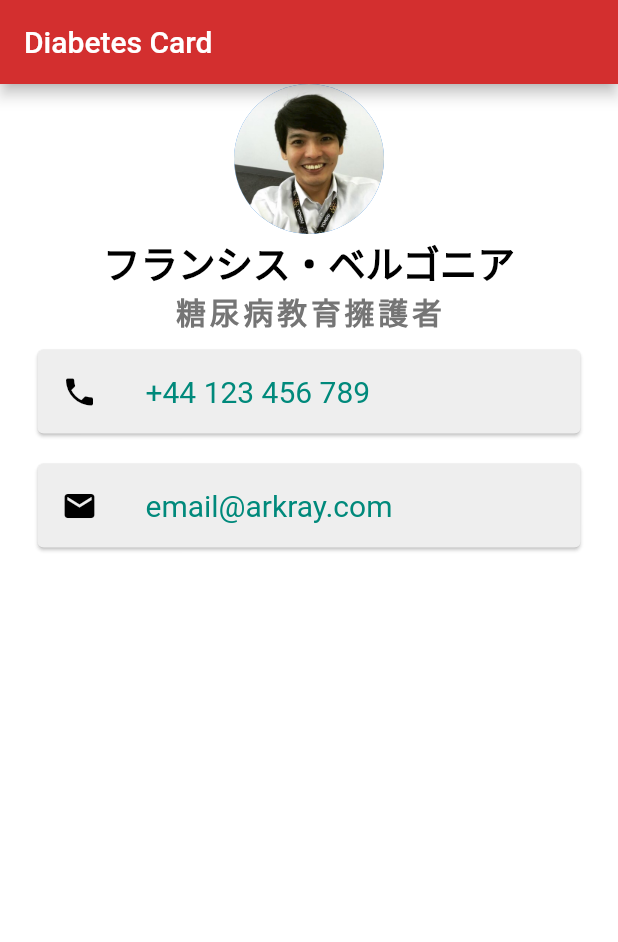
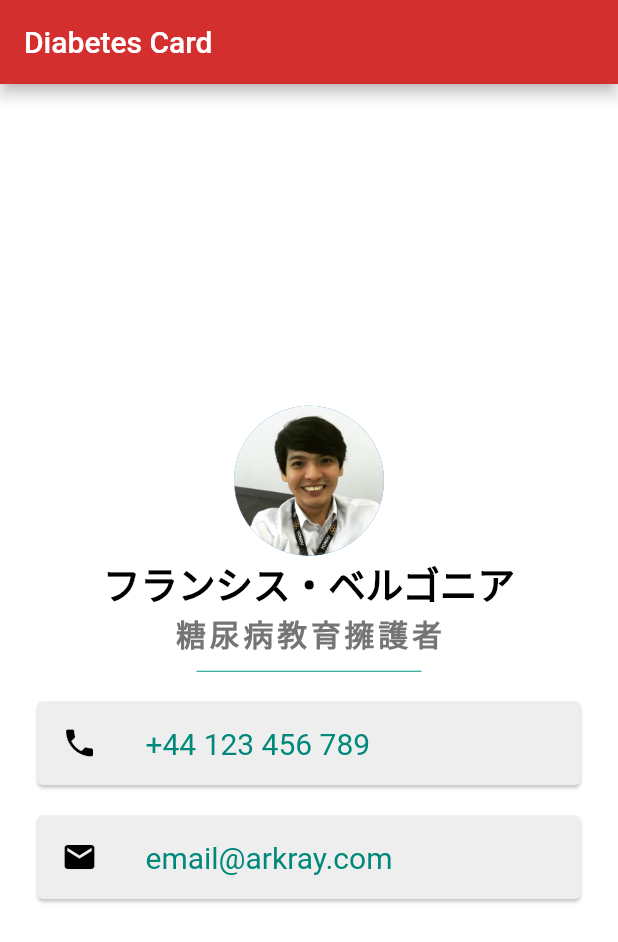
Before and after one commit to arkrayBergonia/Dart-Test, a Flutter app: the screen it shows after launch, on a phone screen of 412 x 824 dp. Shown: the top 942 px of the screen. Run offline on Flutter 3.47's test engine with Material 2 defaults, Android fonts, the phone set to English and light mode, and no system bars.

Commit message:
Basic UI complete

```diff
--- a/lib/main.dart
+++ b/lib/main.dart
@@ -16,6 +16,7 @@ class DiabetesCardApp extends StatelessWidget {
         backgroundColor: Colors.white,
         body: SafeArea(
             child: Column(
+          mainAxisAlignment: MainAxisAlignment.center,
           children: <Widget>[
             CircleAvatar(
               radius: 50.0,
@@ -38,6 +39,13 @@ class DiabetesCardApp extends StatelessWidget {
                 letterSpacing: 2.5,
                 color: Colors.grey.shade600,
                 fontWeight: FontWeight.bold,
+              ),
+            ),
+            SizedBox(
+              height: 20,
+              width: 150,
+              child: Divider(
+                color: Colors.teal,
               ),
             ),
             Card(
```
